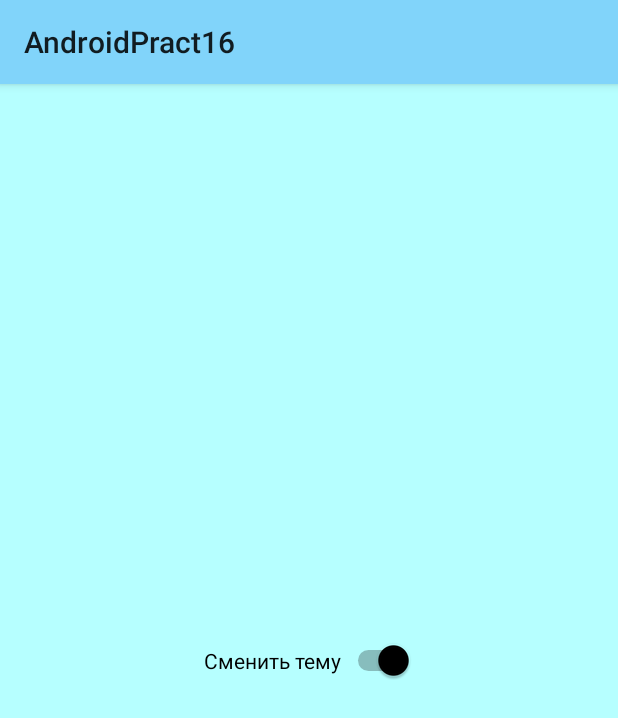
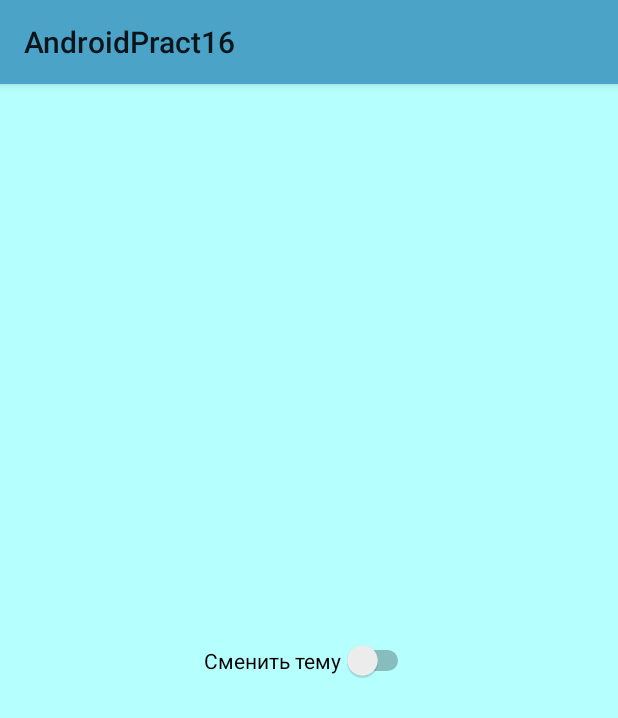
Before and after one commit to ClassZak/AndroidPract16, an Android app: the screen it shows after launch (MainActivity), on a phone screen of 412 x 824 dp. Shown: the top 718 px of the screen. Run offline under Robolectric (Android 15) with nearby library versions, the phone set to English and light mode, and no system bars.

Commit message:
Update files

```diff
--- a/src/main/java/com/example/androidpract16/MainActivity.kt
+++ b/src/main/java/com/example/androidpract16/MainActivity.kt
@@ -6,6 +6,7 @@ import android.content.SharedPreferences
 import android.os.Bundle
 import android.view.View
 import android.widget.Switch
+import android.widget.Toast
 import androidx.activity.enableEdgeToEdge
 import androidx.appcompat.app.AppCompatActivity
 import androidx.appcompat.app.AppCompatDelegate
@@ -14,13 +15,12 @@ import androidx.core.view.ViewCompat
 import androidx.core.view.WindowInsetsCompat
 
 class MainActivity : AppCompatActivity() {
-
-    var theme:Int?=R.style.AppThemePrimary
     override fun onCreate(savedInstanceState: Bundle?) {
+        try {
             super.onCreate(savedInstanceState)
 
 
-        installNewTheme()
+            //installNewTheme()
 
             enableEdgeToEdge()
             setContentView(R.layout.activity_main)
@@ -30,8 +30,15 @@ class MainActivity : AppCompatActivity() {
                 insets
             }
 
-        if(theme!=null)
-            findViewById<Switch>(R.id.switch1).isChecked=theme!=R.style.AppThemeSecondary
+            findViewById<Switch>(R.id.switch1).setOnCheckedChangeListener{_, isChecked ->
+                if(isChecked)
+                    AppCompatDelegate.setDefaultNightMode(AppCompatDelegate.MODE_NIGHT_NO)
+                else
+                    AppCompatDelegate.setDefaultNightMode(AppCompatDelegate.MODE_NIGHT_YES)
+            }
+
+            /*if(theme!=null)
+                findViewById<Switch>(R.id.switch1).isChecked=theme!=R.style.AppThemeSecondary_Light
 
 
             findViewById<Switch>(R.id.switch1).setOnCheckedChangeListener{_, isChecked ->
@@ -40,19 +47,24 @@ class MainActivity : AppCompatActivity() {
 
 
                 if (theme == null) {
-                this.theme=R.style.AppThemePrimary
+                    this.theme=R.style.AppThemePrimary_Light
                 }
-            if(theme==R.style.AppThemePrimary)
-                this.theme=R.style.AppThemeSecondary
+                if(theme==R.style.AppThemePrimary_Light)
+                    this.theme=R.style.AppThemeSecondary_Light
                 else
-                this.theme=R.style.AppThemePrimary
+                    this.theme=R.style.AppThemePrimary_Light
 
                 intent.putExtra("theme",theme)
 
                 startActivity(intent)
+            }*/
+        }
+        catch (e:Exception){
+            val message:Toast=Toast.makeText(this,"Ошибка\n"+e.message,Toast.LENGTH_LONG)
+            message.show()
         }
     }
-    fun installNewTheme(){
+    /*fun installNewTheme(){
         val arguments:Bundle?=intent.extras
         if(arguments!=null){
             theme=arguments.get("theme")as Int
@@ -60,5 +72,5 @@ class MainActivity : AppCompatActivity() {
             if(theme!=null)
                 setTheme(theme!!)
         }
+    }*/
 }
-}
--- a/src/main/res/values-night/themes.xml
+++ b/src/main/res/values-night/themes.xml
@@ -5,5 +5,17 @@
         <!-- <item name="colorPrimary">@color/my_dark_primary</item> -->
     </style>
 
-
+    <style name="AppThemePrimary" parent="Base.Theme.AndroidPract16">
+        <!-- Customize your theme here. -->
+        <item name="colorPrimary">@color/colorPrimary</item>
+        <item name="colorPrimaryDark">@color/colorPrimaryDark</item>
+        <item name="colorAccent">@color/black</item>
+        <item name="android:colorBackground">@color/colorPrimaryDark</item> <!-- Цвет фона -->
+    </style>
+    <!--style name="AppThemeSecondary.Dark" parent="Base.Theme.AndroidPract16Light">
+        <item name="colorPrimary">@color/colorSecondary</item>
+        <item name="colorPrimaryDark">@color/colorSecondaryDark</item>
+        <item name="colorAccent">@color/white</item>
+        <item name="android:colorBackground">@color/colorSecondaryLight</item>
+    </style-->
 </resources>
--- a/src/main/res/values/themes.xml
+++ b/src/main/res/values/themes.xml
@@ -7,18 +7,19 @@
 
     <style name="AppThemePrimary" parent="Base.Theme.AndroidPract16Light">
         <!-- Customize your theme here. -->
-        <item name="colorPrimary">@color/colorPrimary</item>
-        <item name="colorPrimaryDark">@color/colorPrimaryDark</item>
+        <item name="colorPrimary">@color/colorPrimaryDark</item>
+        <item name="colorPrimaryDark">@color/colorPrimary</item>
         <item name="colorAccent">@color/black</item>
         <item name="android:colorBackground">@color/colorPrimaryLight</item> <!-- Цвет фона -->
     </style>
 
-    <style name="AppThemeSecondary" parent="Base.Theme.AndroidPract16Light">
-        <!-- Customize your theme here. -->
+
+    <!--style name="AppThemeSecondary.Light" parent="Base.Theme.AndroidPract16Light">
         <item name="colorPrimary">@color/colorSecondary</item>
         <item name="colorPrimaryDark">@color/colorSecondaryDark</item>
         <item name="colorAccent">@color/white</item>
-        <item name="android:colorBackground">@color/colorSecondary</item>
-    </style>
+        <item name="android:colorBackground">@color/colorSecondaryLight</item>
+    </style-->
+
 
 </resources>
```
Lines whose indentation alone changed are shown as unchanged.
